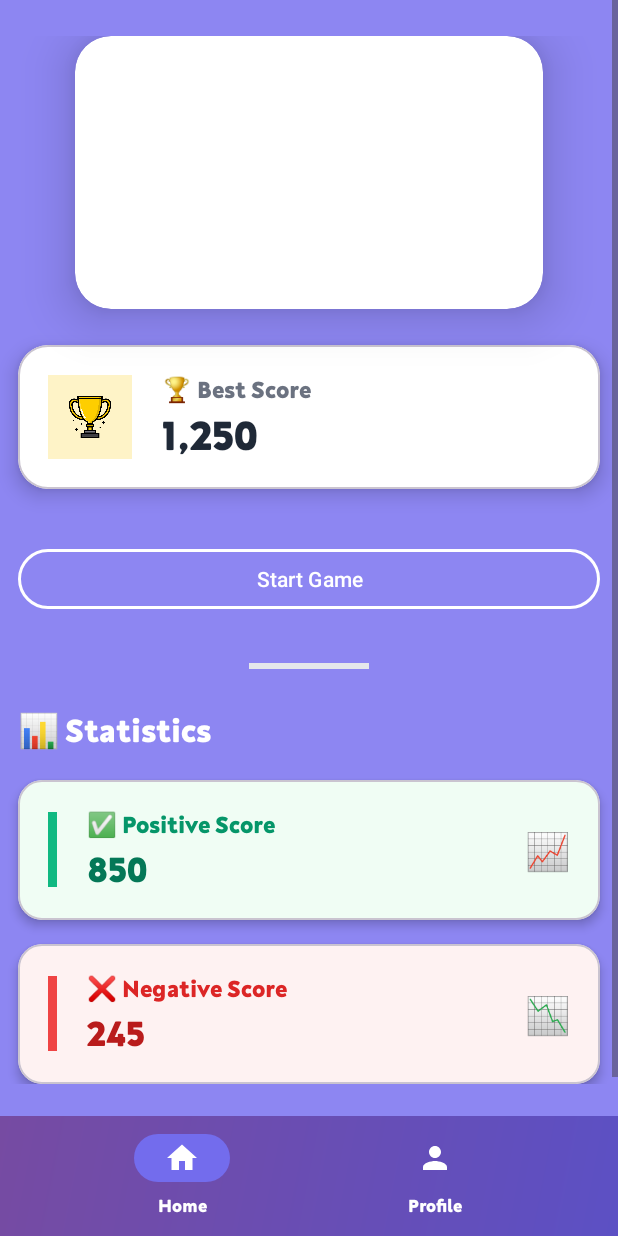
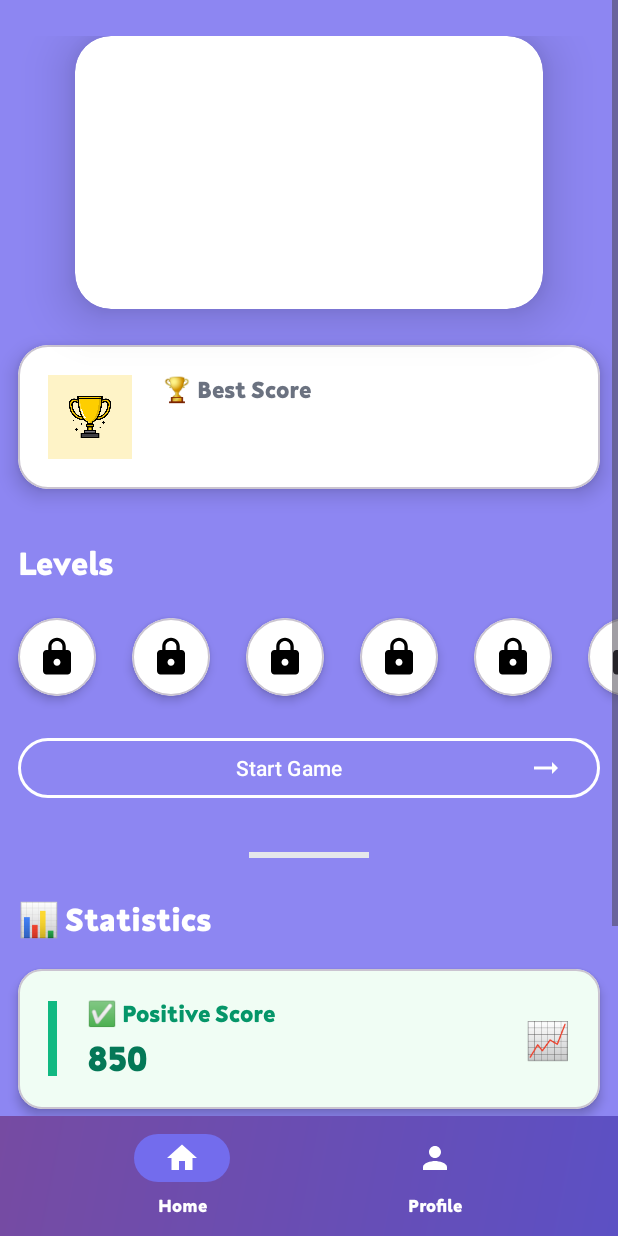
Before and after one commit to gauravo7/BrainGames, an Android app: the IntroFragment screen opened through its navigation route, on a phone screen of 412 x 824 dp. Run offline under Robolectric (Android 15) with nearby library versions, the light colour scheme and no system bars; our stand-ins replace Firebase (no records; nobody signed in at launch, a user with empty details on screens opened directly), navigation-ui, sdp/ssp sizes; pictures from the network do not load; 4 statements that could not run were skipped.

Commit message:
Intro Screen
Intro Screen Completed with levels recycler view

```diff
--- /dev/null
+++ b/app/src/main/java/com/o7solutions/braingames/Adapters/LevelsAdapter.kt
@@ -0,0 +1,31 @@
+package com.o7solutions.braingames.Adapters
+
+import android.view.LayoutInflater
+import android.view.View
+import android.view.ViewGroup
+import android.widget.ImageView
+import androidx.constraintlayout.widget.ConstraintSet
+import androidx.recyclerview.widget.RecyclerView
+import com.o7solutions.braingames.R
+
+class LevelsAdapter(var list: ArrayList<String>): RecyclerView.Adapter<LevelsAdapter.ViewHolder>() {
+
+    inner class ViewHolder(var view: View): RecyclerView.ViewHolder(view) {
+        var image = view.findViewById<ImageView>(R.id.level_image)
+    }
+    override fun onCreateViewHolder(
+        parent: ViewGroup,
+        viewType: Int
+    ): LevelsAdapter.ViewHolder {
+        var view = LayoutInflater.from(parent.context).inflate(R.layout.item_levels,parent,false)
+        return ViewHolder(view)
+    }
+
+    override fun onBindViewHolder(holder: LevelsAdapter.ViewHolder, position: Int) {
+
+    }
+
+    override fun getItemCount(): Int {
+        return 10
+    }
+}
--- a/app/src/main/java/com/o7solutions/braingames/UI/IntroFragment.kt
+++ b/app/src/main/java/com/o7solutions/braingames/UI/IntroFragment.kt
@@ -6,10 +6,13 @@ import android.view.LayoutInflater
 import android.view.View
 import android.view.ViewGroup
 import androidx.navigation.fragment.findNavController
+import androidx.recyclerview.widget.LinearLayoutManager
 import com.bumptech.glide.Glide
+import com.o7solutions.braingames.Adapters.LevelsAdapter
 import com.o7solutions.braingames.DataClasses.Games
 import com.o7solutions.braingames.R
 import com.o7solutions.braingames.databinding.FragmentIntroBinding
+import com.o7solutions.braingames.utils.AppFunctions
 
 // TODO: Rename parameter arguments, choose names that match
 // the fragment initialization parameters, e.g. ARG_ITEM_NUMBER
@@ -27,6 +30,8 @@ class IntroFragment : Fragment() {
     private var param2: String? = null
     private lateinit var binding: FragmentIntroBinding
     private lateinit var game: Games
+    private lateinit var adapter: LevelsAdapter
+    var levelsList = arrayListOf<String>()
 
     override fun onCreate(savedInstanceState: Bundle?) {
         super.onCreate(savedInstanceState)
@@ -57,14 +62,27 @@ class IntroFragment : Fragment() {
                 .load(game.url) // game.url must be a valid image URL
                 .into(binding.imageViewGame)
 
+            AppFunctions.getBestScore(game.id!!.toInt(),{ score->
+                bestScore.text = score.toString()
+            })
+
+            levelsRecyclerView.layoutManager = LinearLayoutManager(requireActivity(),
+                LinearLayoutManager.HORIZONTAL,false)
+            adapter= LevelsAdapter(levelsList)
+            levelsRecyclerView.adapter = adapter
+            adapter.notifyDataSetChanged()
 //            gameName.text = game.name
             startGame.setOnClickListener {
+
+                val bundle = Bundle().apply {
+                    putSerializable("game_data", game)
+                }
                 val fragmentToGo = game.fragmentId
                 val context = requireContext()
                 val resId =
                     context?.resources?.getIdentifier(fragmentToGo, "id", context.packageName)
                 if (resId != null) {
-                    findNavController().navigate(resId)
+                    findNavController().navigate(resId,bundle)
                 }
             }
         }
--- /dev/null
+++ b/app/src/main/res/drawable/baseline_arrow_right_alt_24.xml
@@ -0,0 +1,5 @@
+<vector xmlns:android="http://schemas.android.com/apk/res/android" android:autoMirrored="true" android:height="24dp" android:tint="#FFFFFF" android:viewportHeight="24" android:viewportWidth="24" android:width="24dp">
+
+    <path android:fillColor="@android:color/white" android:pathData="M16.01,11H4v2h12.01v3L20,12l-3.99,-4z"/>
+
+</vector>
--- a/app/src/main/res/layout/fragment_intro.xml
+++ b/app/src/main/res/layout/fragment_intro.xml
@@ -101,19 +101,35 @@
                         android:id="@+id/bestScore"
                         android:layout_width="match_parent"
                         android:layout_height="wrap_content"
-                        android:text="1,250"
+                        tools:text="1,250"
                         android:fontFamily="@font/neut"
                         android:textSize="28sp"
                         android:textStyle="bold"
                         android:textColor="#1F2937"
                         android:layout_marginTop="4dp"
-                        tools:text="1,250" />
+                        />
 
                 </LinearLayout>
 
             </LinearLayout>
 
         </com.google.android.material.card.MaterialCardView>
+
+        <TextView
+            android:layout_width="match_parent"
+            android:layout_height="wrap_content"
+            android:text="Levels"
+            android:layout_margin="12dp"
+            android:textSize="22sp"
+            android:textColor="@color/white"
+            android:fontFamily="@font/neut"
+            />
+        <androidx.recyclerview.widget.RecyclerView
+            android:id="@+id/levelsRecyclerView"
+            android:layout_width="match_parent"
+            android:layout_height="wrap_content"
+            />
+
 
         <!-- Decorative Divider -->
         <com.google.android.material.button.MaterialButton
@@ -124,6 +140,7 @@
             android:layout_margin="12dp"
             android:text="Start Game"
             app:strokeWidth="2dp"
+            android:drawableEnd="@drawable/baseline_arrow_right_alt_24"
             android:textColor="@color/white"
             app:strokeColor="@color/white" />
 
--- /dev/null
+++ b/app/src/main/res/layout/item_levels.xml
@@ -0,0 +1,39 @@
+<?xml version="1.0" encoding="utf-8"?>
+<com.google.android.material.card.MaterialCardView xmlns:android="http://schemas.android.com/apk/res/android"
+    android:layout_width="@dimen/_40sdp"
+    android:layout_height="@dimen/_40sdp"
+    xmlns:app="http://schemas.android.com/apk/res-auto"
+    xmlns:tools="http://schemas.android.com/tools"
+    android:layout_margin="12dp"
+    app:cardBackgroundColor="@color/white"
+    app:cardElevation="4dp"
+    app:cardCornerRadius="@dimen/_50sdp">
+
+    <androidx.constraintlayout.widget.ConstraintLayout
+        android:layout_width="match_parent"
+        android:layout_height="match_parent"
+        android:orientation="vertical"
+        >
+
+
+        <ImageView
+            android:id="@+id/level_image"
+            android:layout_width="match_parent"
+            android:layout_height="match_parent"
+            android:src="@drawable/baseline_lock_24"
+            android:scaleType="fitXY"
+            android:padding="12dp"
+            app:tint="@color/black" />
+
+<!--        <TextView-->
+<!--            android:id="@+id/level_TV"-->
+<!--            android:layout_width="match_parent"-->
+<!--            android:layout_height="match_parent"-->
+<!--            tools:text="1"-->
+<!--            android:elevation="12dp"-->
+<!--            android:textSize="@dimen/_20sdp"-->
+<!--            />-->
+
+    </androidx.constraintlayout.widget.ConstraintLayout>
+
+</com.google.android.material.card.MaterialCardView>
```
Also changed, not shown: app/src/main/java/com/o7solutions/braingames/BottomNav/BottomNavActivity.kt (+23 -1 lines), app/src/main/java/com/o7solutions/braingames/GuessNumber/GuessNumberFragment.kt (+11 -1 lines), app/src/main/java/com/o7solutions/braingames/Numbers/FirstFragment.kt (+12 -2 lines), app/src/main/java/com/o7solutions/braingames/WordGame/WordGameFragment.kt (+6 -2 lines), app/src/main/java/com/o7solutions/braingames/utils/AppFunctions.kt (+45 -3 lines).
